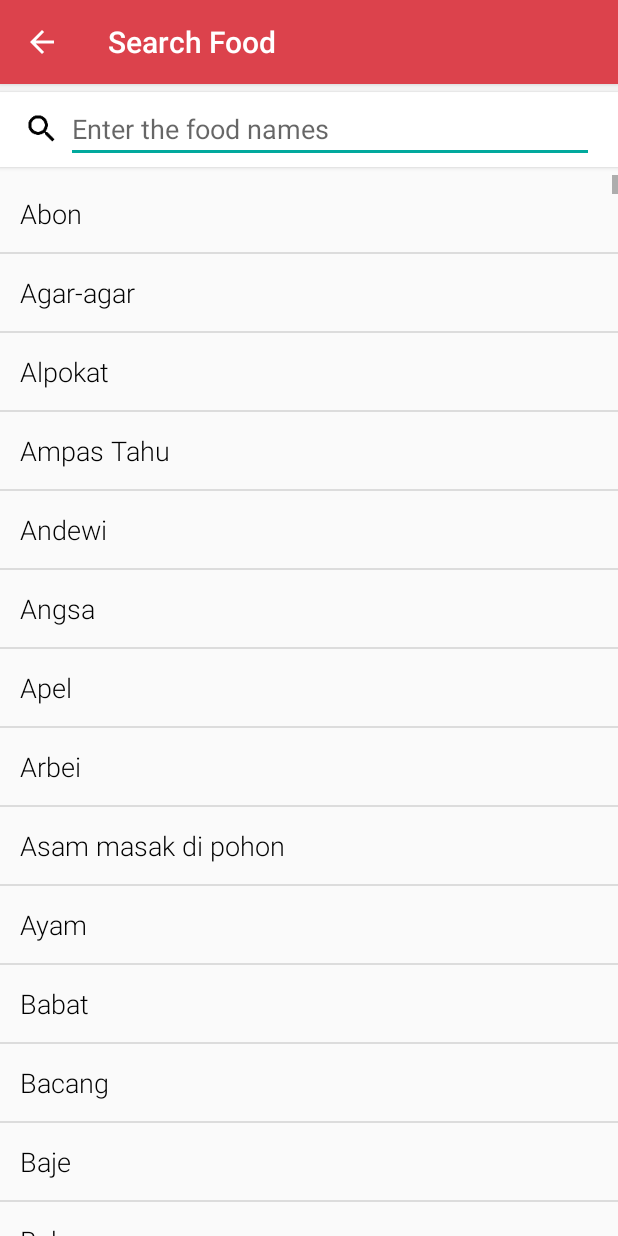
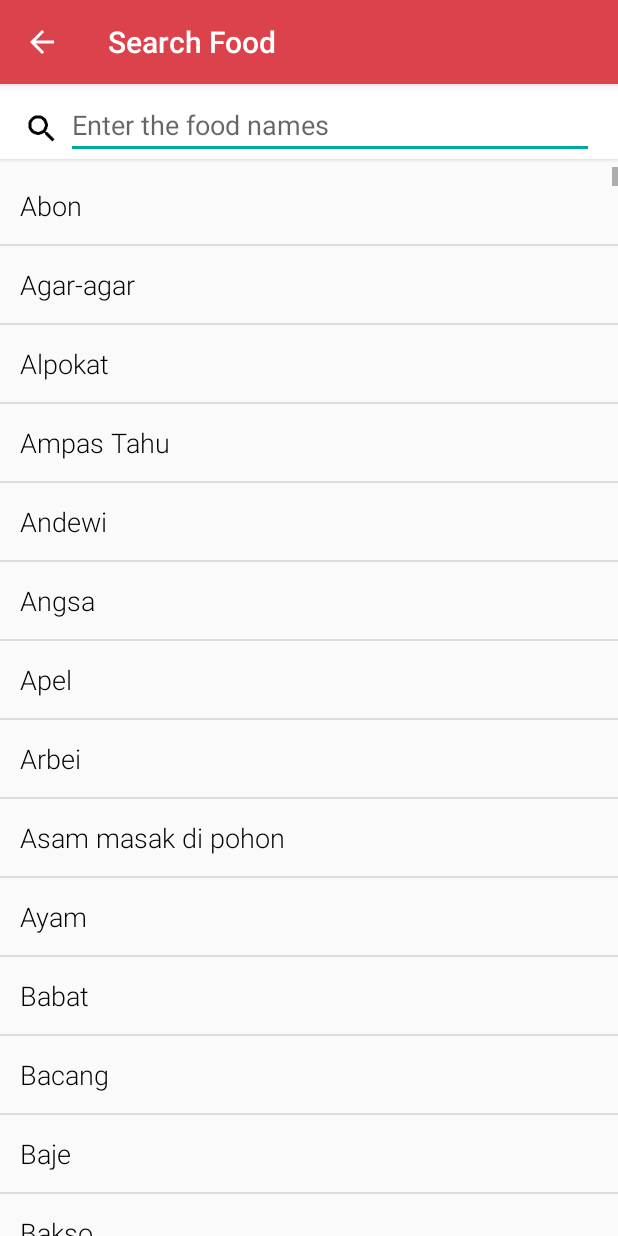
Before and after one commit to bravyto/pplA01, an Android app: the FoodActivity screen opened directly, with no data from a screen before it, on a phone screen of 412 x 824 dp. Run offline under Robolectric (Android 15) with nearby library versions, the light colour scheme and no system bars.

Commit message:
Pemanis desain front end

```diff
--- a/app/src/main/res/layout/activity_food.xml
+++ b/app/src/main/res/layout/activity_food.xml
@@ -14,7 +14,7 @@
         android:layout_height="50dp"
         android:paddingLeft="16dp"
         android:paddingRight="16dp"
-        android:layout_marginTop="5dp"
+        android:paddingTop="10dp"
         android:layout_marginBottom="5dp"
         android:background="#ffffff"
         android:elevation="2dp">
--- a/build.gradle
+++ b/build.gradle
@@ -5,7 +5,7 @@ buildscript {
         jcenter()
     }
     dependencies {
-        classpath 'com.android.tools.build:gradle:1.5.0'
+        classpath 'com.android.tools.build:gradle:2.1.0'
 
 
         // NOTE: Do not place your application dependencies here; they belong
```
Also changed, not shown: app/src/main/java/ppla01/foodo/Main2Activity.java (+13 -4 lines), 1 other file.
